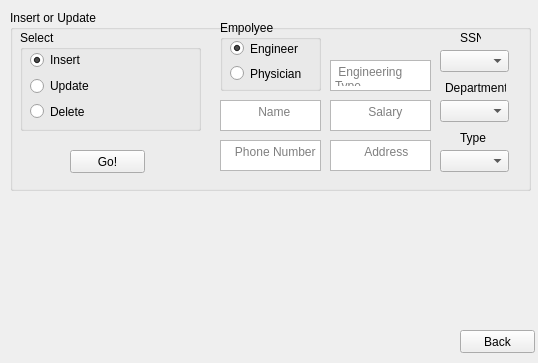
Above: employee.ui from Umneiah/PharmaCompany before the change. Below: the same form after it.
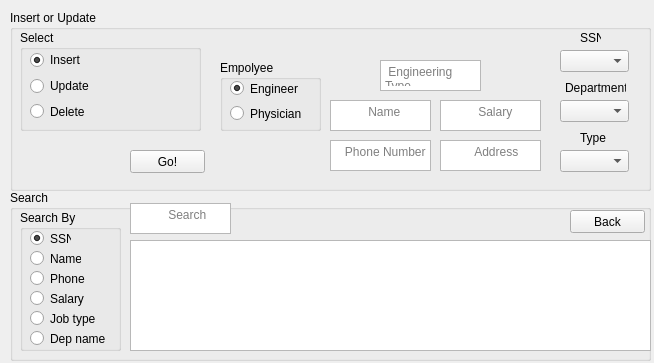
That is the form after the change.

```diff
--- a/employee.ui
+++ b/employee.ui
@@ -6,7 +6,7 @@
    <rect>
     <x>0</x>
     <y>0</y>
-    <width>538</width>
+    <width>654</width>
     <height>363</height>
    </rect>
   </property>
@@ -18,7 +18,7 @@
     <rect>
      <x>10</x>
      <y>10</y>
-     <width>521</width>
+     <width>641</width>
      <height>181</height>
     </rect>
    </property>
@@ -77,7 +77,7 @@
    <widget class="QPushButton" name="Perform">
     <property name="geometry">
      <rect>
-      <x>60</x>
+      <x>120</x>
       <y>140</y>
       <width>75</width>
       <height>23</height>
@@ -90,7 +90,7 @@
    <widget class="QTextEdit" name="Name">
     <property name="geometry">
      <rect>
-      <x>210</x>
+      <x>320</x>
       <y>90</y>
       <width>101</width>
       <height>31</height>
@@ -103,7 +103,7 @@
    <widget class="QTextEdit" name="PhoneNum">
     <property name="geometry">
      <rect>
-      <x>210</x>
+      <x>320</x>
       <y>130</y>
       <width>101</width>
       <height>31</height>
@@ -116,7 +116,7 @@
    <widget class="QTextEdit" name="Salary">
     <property name="geometry">
      <rect>
-      <x>320</x>
+      <x>430</x>
       <y>90</y>
       <width>101</width>
       <height>31</height>
@@ -129,7 +129,7 @@
    <widget class="QComboBox" name="comboBox">
     <property name="geometry">
      <rect>
-      <x>430</x>
+      <x>550</x>
       <y>140</y>
       <width>69</width>
       <height>22</height>
@@ -139,7 +139,7 @@
    <widget class="QTextEdit" name="Address">
     <property name="geometry">
      <rect>
-      <x>320</x>
+      <x>430</x>
       <y>130</y>
       <width>101</width>
       <height>31</height>
@@ -152,7 +152,7 @@
    <widget class="QComboBox" name="DepartNum">
     <property name="geometry">
      <rect>
-      <x>430</x>
+      <x>550</x>
       <y>90</y>
       <width>69</width>
       <height>22</height>
@@ -162,7 +162,7 @@
    <widget class="QComboBox" name="SSN">
     <property name="geometry">
      <rect>
-      <x>430</x>
+      <x>550</x>
       <y>40</y>
       <width>69</width>
       <height>22</height>
@@ -172,7 +172,7 @@
    <widget class="QLabel" name="label">
     <property name="geometry">
      <rect>
-      <x>450</x>
+      <x>570</x>
       <y>20</y>
       <width>21</width>
       <height>16</height>
@@ -185,7 +185,7 @@
    <widget class="QLabel" name="label_2">
     <property name="geometry">
      <rect>
-      <x>435</x>
+      <x>555</x>
       <y>70</y>
       <width>61</width>
       <height>16</height>
@@ -198,7 +198,7 @@
    <widget class="QLabel" name="label_3">
     <property name="geometry">
      <rect>
-      <x>450</x>
+      <x>570</x>
       <y>120</y>
       <width>31</width>
       <height>16</height>
@@ -212,7 +212,7 @@
     <property name="geometry">
      <rect>
       <x>210</x>
-      <y>10</y>
+      <y>50</y>
       <width>101</width>
       <height>71</height>
      </rect>
@@ -253,7 +253,7 @@
    <widget class="QTextEdit" name="JobType">
     <property name="geometry">
      <rect>
-      <x>320</x>
+      <x>370</x>
       <y>50</y>
       <width>101</width>
       <height>31</height>
@@ -264,18 +264,148 @@
     </property>
    </widget>
   </widget>
-  <widget class="QPushButton" name="Back">
+  <widget class="QGroupBox" name="groupBox_4">
    <property name="geometry">
     <rect>
-     <x>460</x>
-     <y>330</y>
-     <width>75</width>
-     <height>23</height>
+     <x>10</x>
+     <y>190</y>
+     <width>641</width>
+     <height>171</height>
     </rect>
    </property>
-   <property name="text">
-    <string>Back</string>
+   <property name="title">
+    <string>Search</string>
    </property>
+   <widget class="QTextEdit" name="Search">
+    <property name="geometry">
+     <rect>
+      <x>120</x>
+      <y>13</y>
+      <width>101</width>
+      <height>31</height>
+     </rect>
+    </property>
+    <property name="placeholderText">
+     <string>          Search</string>
+    </property>
+   </widget>
+   <widget class="QPushButton" name="Back">
+    <property name="geometry">
+     <rect>
+      <x>560</x>
+      <y>20</y>
+      <width>75</width>
+      <height>23</height>
+     </rect>
+    </property>
+    <property name="text">
+     <string>Back</string>
+    </property>
+   </widget>
+   <widget class="QGroupBox" name="groupBox_5">
+    <property name="geometry">
+     <rect>
+      <x>10</x>
+      <y>20</y>
+      <width>101</width>
+      <height>141</height>
+     </rect>
+    </property>
+    <property name="title">
+     <string>Search By</string>
+    </property>
+    <widget class="QRadioButton" name="radioButton_2">
+     <property name="geometry">
+      <rect>
+       <x>10</x>
+       <y>20</y>
+       <width>41</width>
+       <height>17</height>
+      </rect>
+     </property>
+     <property name="text">
+      <string>SSN</string>
+     </property>
+     <property name="checked">
+      <bool>true</bool>
+     </property>
+    </widget>
+    <widget class="QRadioButton" name="radioButton_3">
+     <property name="geometry">
+      <rect>
+       <x>10</x>
+       <y>40</y>
+       <width>51</width>
+       <height>17</height>
+      </rect>
+     </property>
+     <property name="text">
+      <string>Name</string>
+     </property>
+    </widget>
+    <widget class="QRadioButton" name="radioButton_4">
+     <property name="geometry">
+      <rect>
+       <x>10</x>
+       <y>60</y>
+       <width>82</width>
+       <height>17</height>
+      </rect>
+     </property>
+     <property name="text">
+      <string>Phone</string>
+     </property>
+    </widget>
+    <widget class="QRadioButton" name="radioButton_5">
+     <property name="geometry">
+      <rect>
+       <x>10</x>
+       <y>80</y>
+       <width>82</width>
+       <height>17</height>
+      </rect>
+     </property>
+     <property name="text">
+      <string>Salary</string>
+     </property>
+    </widget>
+    <widget class="QRadioButton" name="radioButton_6">
+     <property name="geometry">
+      <rect>
+       <x>10</x>
+       <y>100</y>
+       <width>82</width>
+       <height>17</height>
+      </rect>
+     </property>
+     <property name="text">
+      <string>Job type</string>
+     </property>
+    </widget>
+    <widget class="QRadioButton" name="radioButton_7">
+     <property name="geometry">
+      <rect>
+       <x>10</x>
+       <y>120</y>
+       <width>81</width>
+       <height>17</height>
+      </rect>
+     </property>
+     <property name="text">
+      <string>Dep name</string>
+     </property>
+    </widget>
+   </widget>
+   <widget class="QTableView" name="tableView">
+    <property name="geometry">
+     <rect>
+      <x>120</x>
+      <y>50</y>
+      <width>521</width>
+      <height>111</height>
+     </rect>
+    </property>
+   </widget>
   </widget>
  </widget>
  <resources/>
```
Left out of the diff: 15 changed lines with no effect on the pictures.
